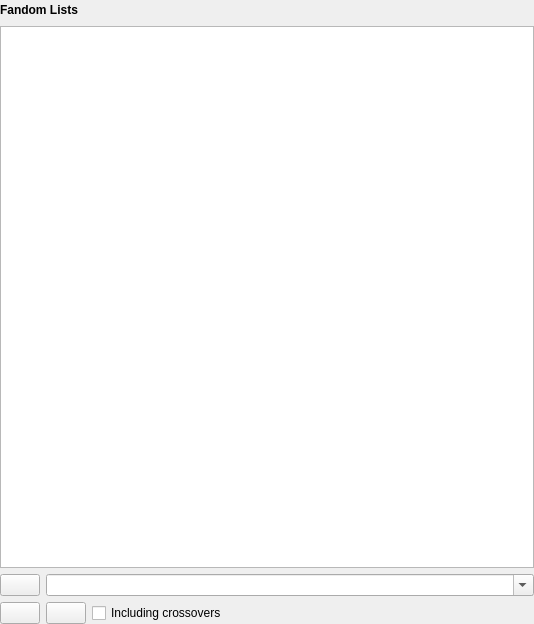
Qt form UI/fandomlistwidget.ui (Zeks/flipper) before a commit.
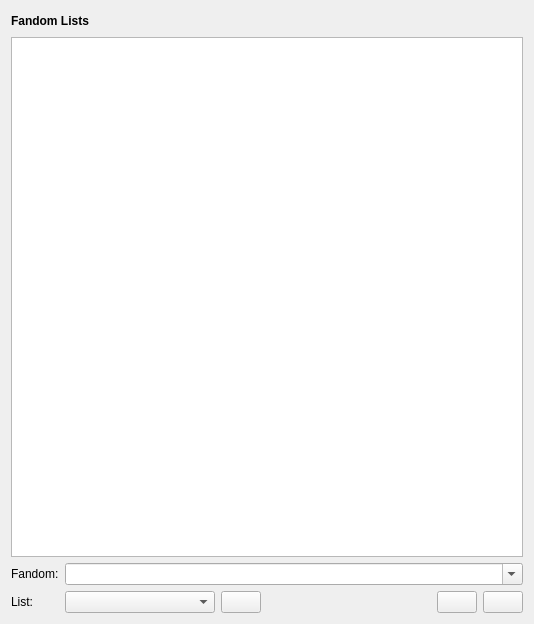
The same form after that commit. Icons and pictures are not drawn.

The edit to the form file:
```diff
--- a/UI/fandomlistwidget.ui
+++ b/UI/fandomlistwidget.ui
@@ -14,18 +14,6 @@
    <string>Form</string>
   </property>
   <layout class="QVBoxLayout" name="verticalLayout">
-   <property name="leftMargin">
-    <number>0</number>
-   </property>
-   <property name="topMargin">
-    <number>0</number>
-   </property>
-   <property name="rightMargin">
-    <number>0</number>
-   </property>
-   <property name="bottomMargin">
-    <number>0</number>
-   </property>
    <item>
     <layout class="QHBoxLayout" name="horizontalLayout">
      <item>
@@ -110,8 +98,38 @@
     </widget>
    </item>
    <item>
-    <layout class="QHBoxLayout" name="horizontalLayout_3">
-     <item>
+    <layout class="QGridLayout" name="gridLayout">
+     <item row="1" column="6">
+      <spacer name="horizontalSpacer_2">
+       <property name="orientation">
+        <enum>Qt::Horizontal</enum>
+       </property>
+       <property name="sizeHint" stdset="0">
+        <size>
+         <width>40</width>
+         <height>20</height>
+        </size>
+       </property>
+      </spacer>
+     </item>
+     <item row="0" column="0">
+      <widget class="QLabel" name="label_2">
+       <property name="text">
+        <string>Fandom:</string>
+       </property>
+      </widget>
+     </item>
+     <item row="1" column="1">
+      <widget class="QComboBox" name="cbFandomLists">
+       <property name="minimumSize">
+        <size>
+         <width>150</width>
+         <height>0</height>
+        </size>
+       </property>
+      </widget>
+     </item>
+     <item row="1" column="2">
       <widget class="QPushButton" name="pbAddFandomToSelectedList">
        <property name="sizePolicy">
         <sizepolicy hsizetype="Maximum" vsizetype="Maximum">
@@ -128,8 +146,8 @@
        </property>
       </widget>
      </item>
-     <item>
-      <widget class="QComboBox" name="cbFandomList">
+     <item row="0" column="1" colspan="8">
+      <widget class="QComboBox" name="cbFandoms">
        <property name="sizePolicy">
         <sizepolicy hsizetype="MinimumExpanding" vsizetype="Maximum">
          <horstretch>0</horstretch>
@@ -141,28 +159,7 @@
        </property>
       </widget>
      </item>
-    </layout>
-   </item>
-   <item>
-    <layout class="QHBoxLayout" name="horizontalLayout_2">
-     <item>
-      <widget class="QPushButton" name="pbIgnoreFandom">
-       <property name="sizePolicy">
-        <sizepolicy hsizetype="Maximum" vsizetype="Maximum">
-         <horstretch>0</horstretch>
-         <verstretch>0</verstretch>
-        </sizepolicy>
-       </property>
-       <property name="text">
-        <string/>
-       </property>
-       <property name="icon">
-        <iconset resource="../icons.qrc">
-         <normaloff>:/icons/icons/book_gray.png</normaloff>:/icons/icons/book_gray.png</iconset>
-       </property>
-      </widget>
-     </item>
-     <item>
+     <item row="1" column="8">
       <widget class="QPushButton" name="pbWhitelistFandom">
        <property name="sizePolicy">
         <sizepolicy hsizetype="Maximum" vsizetype="Maximum">
@@ -179,8 +176,15 @@
        </property>
       </widget>
      </item>
-     <item>
-      <widget class="QCheckBox" name="chkCrossoverState">
+     <item row="1" column="0">
+      <widget class="QLabel" name="label_3">
+       <property name="text">
+        <string>List:</string>
+       </property>
+      </widget>
+     </item>
+     <item row="1" column="7">
+      <widget class="QPushButton" name="pbIgnoreFandom">
        <property name="sizePolicy">
         <sizepolicy hsizetype="Maximum" vsizetype="Maximum">
          <horstretch>0</horstretch>
@@ -188,23 +192,14 @@
         </sizepolicy>
        </property>
        <property name="text">
-        <string>Including crossovers</string>
+        <string/>
+       </property>
+       <property name="icon">
+        <iconset resource="../icons.qrc">
+         <normaloff>:/icons/icons/book_black.png</normaloff>:/icons/icons/book_black.png</iconset>
        </property>
       </widget>
      </item>
-     <item>
-      <spacer name="horizontalSpacer_2">
-       <property name="orientation">
-        <enum>Qt::Horizontal</enum>
-       </property>
-       <property name="sizeHint" stdset="0">
-        <size>
-         <width>208</width>
-         <height>20</height>
-        </size>
-       </property>
-      </spacer>
-     </item>
     </layout>
    </item>
   </layout>
```
Left out of the diff: 4 changed lines with no effect on the pictures.
